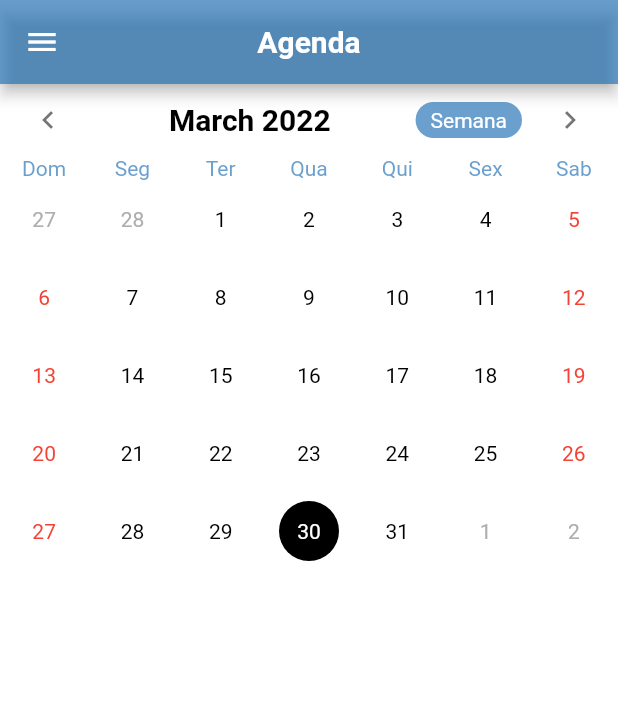
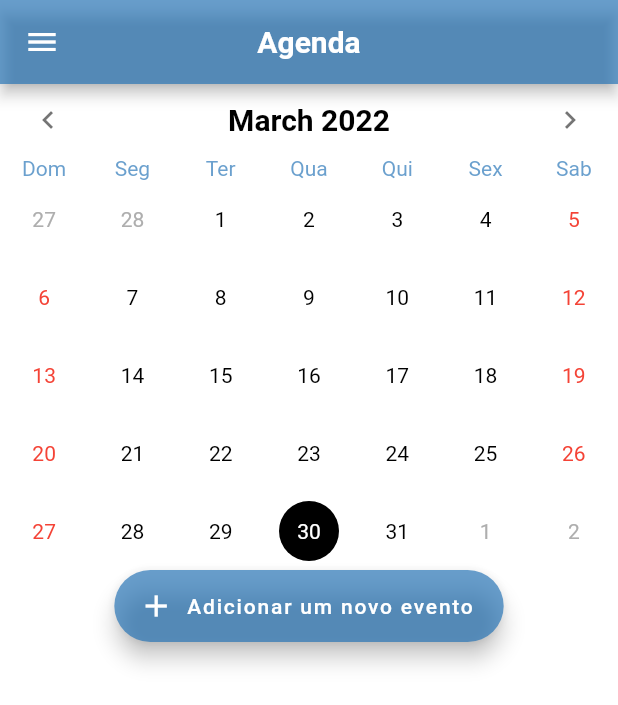
Before and after one commit to prdslucas/Projeto-SENAI-TCC---Imaker, a Flutter app: the screen it shows after launch, after a tap on the "arrow forward ios" icon, on a phone screen of 412 x 824 dp. Shown: the top 705 px of the screen. Run offline on Flutter 3.47's test engine with Material 2 defaults, Android fonts, the phone set to English and light mode, and no system bars; drawn by our look-alikes of table_calendar.

Commit message:
Agenda - marcação de eventos

```diff
--- a/lib/calendar_screen.dart
+++ b/lib/calendar_screen.dart
@@ -1,4 +1,5 @@
 import 'package:flutter/material.dart';
+import 'package:imaker/src/event.dart';
 import 'package:table_calendar/table_calendar.dart';
 
 
@@ -21,9 +22,28 @@
 
 class _CalendarScreenState extends State<CalendarScreen> {
 
+  late Map<DateTime,List<Event>> selectedEvents;
   DateTime selectedDay = DateTime.now();
   DateTime focusedDay = DateTime.now();
   CalendarFormat format = CalendarFormat.month;
+
+  TextEditingController _eventController = TextEditingController();
+
+  @override
+  void initState(){
+    selectedEvents = {};
+    super.initState();
+  }
+
+  List<Event> _getEventsfromDay(DateTime date) {
+    return selectedEvents[date] ?? [];
+  }
+
+  @override
+  void dispose(){
+    _eventController.dispose();
+    super.dispose();
+  }
 
   @override
   Widget build(BuildContext context) {
@@ -34,12 +54,15 @@
           firstDay: firstDay,
           lastDay: lastDay,
           calendarFormat: format,
+
           //PRIMEIRO DIA EXIBIDO NO CALENDARIO
           startingDayOfWeek: StartingDayOfWeek.sunday,
 
 
           daysOfWeekVisible: true,
-          onDaySelected: (DateTime selectDay, DateTime focusDay) {
+          onDaySelected: (
+            DateTime selectDay,
+            DateTime focusDay) {
 
             setState(() {
               selectedDay = selectDay;
@@ -56,6 +79,14 @@
           },
 
 
+          selectedDayPredicate: (DateTime date){
+            return isSameDay(selectedDay, date);
+          },
+
+
+          eventLoader: _getEventsfromDay,
+
+
           //CABEÇAlHO DO CALENDARIO
           headerStyle: HeaderStyle(
             //SETINHA DA ESQUERDA
@@ -64,6 +95,7 @@
               size: 24,
               color: Colors.black54,
             ),
+
 
             //SETINHA DA DIREITA
             rightChevronIcon: const Icon(
@@ -74,8 +106,11 @@
 
 
             headerPadding: EdgeInsets.zero,
-            formatButtonVisible: true,
+            //BOTÃO PARA MUDAR O FORMATO DO CALENDARIO
+            formatButtonVisible: false,
+
             formatButtonShowsNext: true,
+
 
             //BOTÃO PARA MUDAR O FORMATO DE EXIBIÇÃO DO CALENDARIO
             formatButtonDecoration: BoxDecoration(
@@ -83,6 +118,7 @@
               shape: BoxShape.rectangle,
               borderRadius: BorderRadius.circular(15),
            ),
+
 
           //ESTILO TEXTO DO BOTÃO PARA MUDAR O FORMATO DE EXIBIÇÃO DO CALENDARIO
            formatButtonTextStyle: TextStyle(
@@ -112,9 +148,7 @@
             todayDecoration: BoxDecoration(
               color: Color(0xAA2171B5),
               shape: BoxShape.circle,
-              //borderRadius: BorderRadius.circular(30),
           ),
-
           //ESTILO DO DIA ATUAL
           todayTextStyle:  TextStyle(
             color: Colors.white,
@@ -123,22 +157,15 @@
           ),
 
 
-
-
-
           //BOX DOS DIAS DA SEMANA
           defaultDecoration: BoxDecoration(
             color: Colors.transparent,
             shape: BoxShape.circle,
           ),
-
           //ESTILO DOS DIAS DA SEMANA
           defaultTextStyle: TextStyle(
             color: Colors.black,
           ),
-
-
-
 
 
           //BOX DOS DIAS DO FINAL DE SEMANA
@@ -146,13 +173,10 @@
             color: Colors.transparent,
             shape: BoxShape.circle,
           ),
-
           //ESTILO DOS DIAS DO FINAL DE SEMANA
           weekendTextStyle: TextStyle(
             color: Colors.red,
           ),
-
-
 
 
           //BOX DO DIA SELECIONADO
@@ -160,7 +184,6 @@
             color: Colors.black,
             shape: BoxShape.circle,
           ),
-
           //ESTILO DO TEXTO DO DIA SELECIONADO
           selectedTextStyle: TextStyle(
             color: Colors.white,
@@ -168,15 +191,6 @@
         ),
 
 
-        selectedDayPredicate: (DateTime date){
-          return isSameDay(selectedDay, date);
-        },
-
-
-
-
-
-        //IF CRIADO PARA TRADUZIR OS NOMES DOS DIAS DA SEMANA
         calendarBuilders: CalendarBuilders(
           dowBuilder: (context, day){
             String text;
@@ -204,9 +218,59 @@
                ),
               ),
             );
+
           },
         ),
        ),
+
+       ..._getEventsfromDay(selectedDay).map((
+        Event event) => ListTile(
+          title: Text(event.title),
+       ),
+      ),
+
+       FloatingActionButton.extended(
+         backgroundColor: Color(0xAA2171B5),
+         onPressed: () => showDialog(
+           context: context,
+           builder: (context) => AlertDialog(
+             title: Text("Adicionar Evento"),
+             content: TextFormField(controller: _eventController,
+             ),
+             actions: [
+               TextButton(
+                 onPressed: () => Navigator.pop(context),
+                 child: Text("Cancelar")
+                 ),
+                 TextButton(
+                 onPressed: () {
+                   if(_eventController.text.isEmpty){
+
+                   }else {
+                     if (selectedEvents[selectedDay] != null) {
+                       selectedEvents[selectedDay]!.add(
+                         Event(title: _eventController.text),
+                       );
+                     } else {
+                       selectedEvents[selectedDay] = [
+                         Event(title: _eventController.text)
+                       ];
+                     }
+
+                   }
+                    Navigator.pop(context);
+                     _eventController.clear();
+                     setState(() {});
+                     return;
+                 },
+                 child: Text("Ok")
+                 ),
+              ],
+            ),
+           ),
+         label: Text("Adicionar um novo evento"),
+         icon: Icon(Icons.add,),
+         ),
       ],
     );
   }
--- /dev/null
+++ b/lib/src/event.dart
@@ -0,0 +1,8 @@
+import 'package:flutter/foundation.dart';
+
+class Event {
+  final String title;
+  Event({required this.title});
+
+  String toString() => this.title;
+}
```
